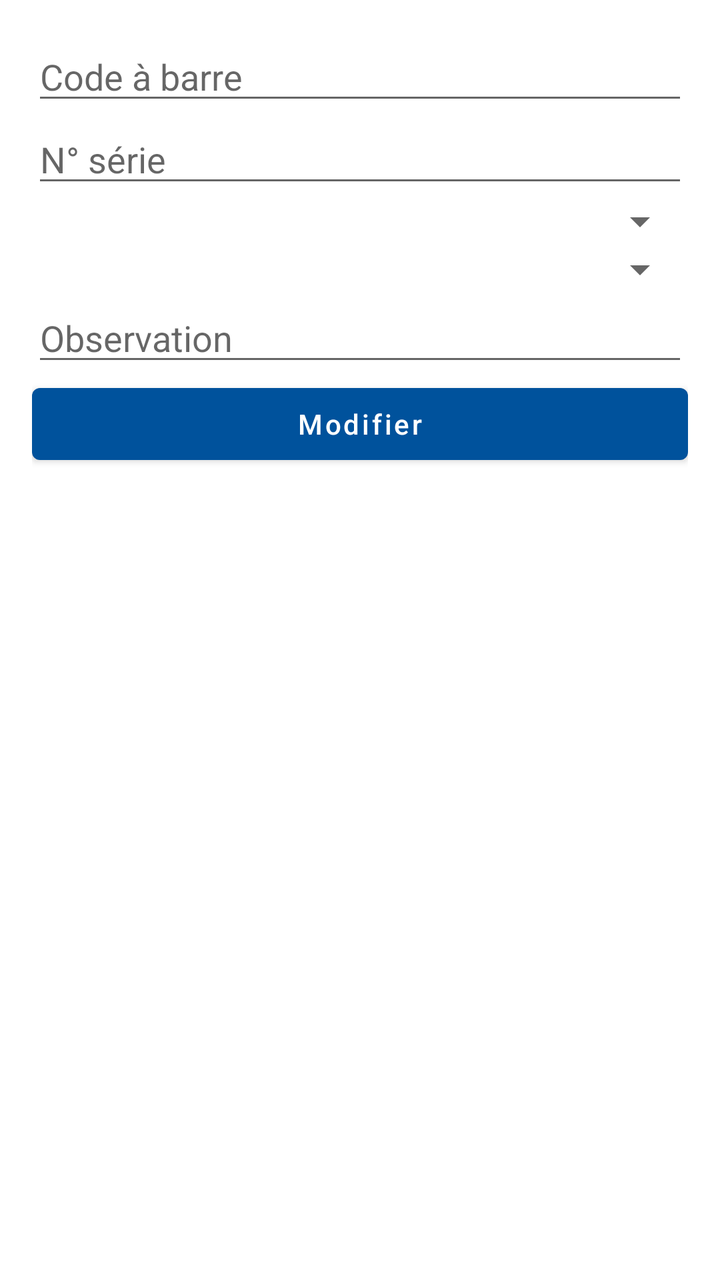
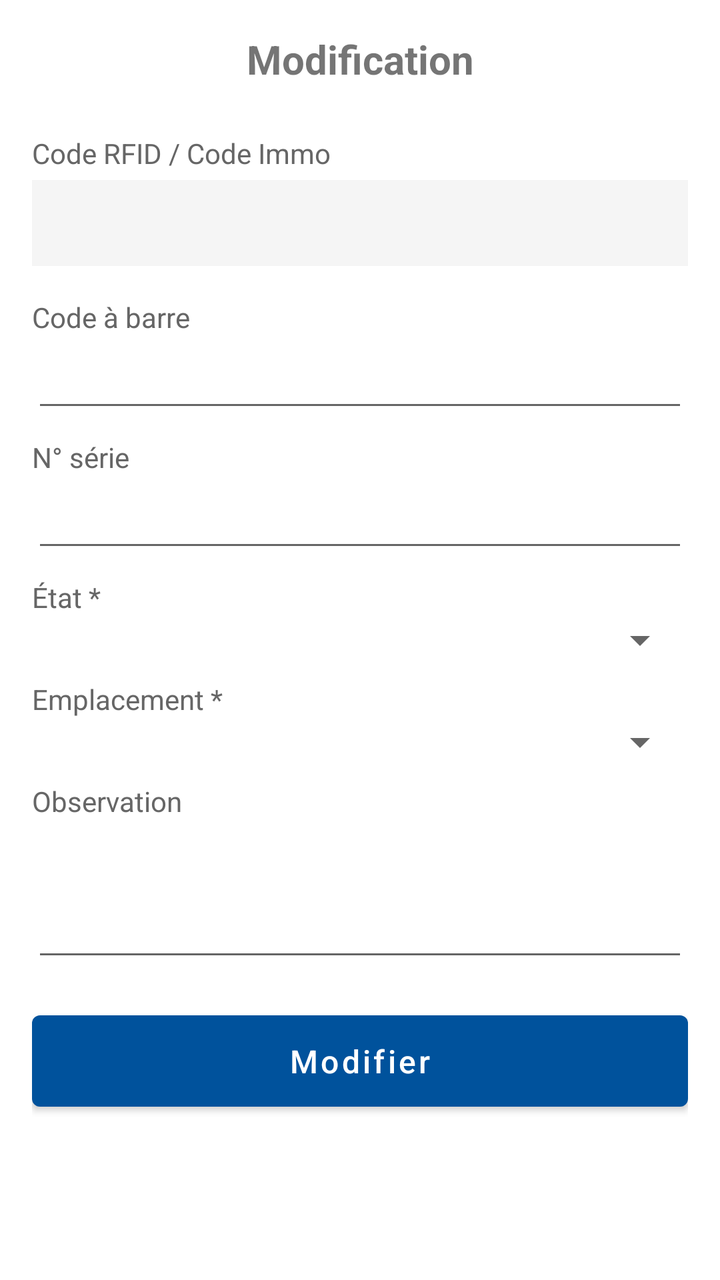

An Android layout rendered at two revisions. The XML below is the earlier revision; the diff shows what the commit changed to produce the second picture.
<!-- AndroidManifest.xml: application theme AppNewTheme -->
<!-- res/layout/fragment_edit_immo.xml -->
<LinearLayout xmlns:android="http://schemas.android.com/apk/res/android"
    android:layout_width="match_parent"
    android:layout_height="match_parent"
    android:orientation="vertical"
    android:padding="16dp">
    
    <EditText
        android:id="@+id/editTextCodeBarre"
        android:layout_width="match_parent"
        android:layout_height="wrap_content"
        android:hint="Code à barre"/>
    
    <EditText
        android:id="@+id/editTextNumSerie"
        android:layout_width="match_parent"
        android:layout_height="wrap_content"
        android:hint="N° série"/>
    
    <Spinner
        android:id="@+id/spinnerEtat"
        android:layout_width="match_parent"
        android:layout_height="wrap_content"/>
    
    <Spinner
        android:id="@+id/spinnerEmplacement"
        android:layout_width="match_parent"
        android:layout_height="wrap_content"/>
    
    <EditText
        android:id="@+id/editTextNote"
        android:layout_width="match_parent"
        android:layout_height="wrap_content"
        android:hint="Observation"
        android:inputType="textMultiLine"/>
    
    <Button
        android:id="@+id/buttonUpdate"
        android:layout_width="match_parent"
        android:layout_height="wrap_content"
        android:text="Modifier"/>
    
</LinearLayout>
<!-- resources referenced by this layout -->
<resources>
  <style name="AppNewTheme" parent="Theme.MaterialComponents.Light.NoActionBar">
          <item name="colorPrimary">@color/colorPrimary</item>
          <item name="colorPrimaryDark">@color/colorPrimaryDark</item>
          <item name="colorAccent">@color/colorPrimary</item>
          <item name="android:textAllCaps">false</item>
          <item name="windowActionBar">false</item>
          <item name="windowNoTitle">true</item>
          <item name="actionButtonStyle">@style/ActionButtonStyle</item>
          <item name="actionBarTabTextStyle">@style/ActionTabTextStyle</item>
      </style>
  <color name="colorPrimary">#00529c</color>
  <color name="colorPrimaryDark">#3F51B5</color>
  <style name="ActionButtonStyle">
          <item name="android:minWidth">0dp</item>
          <item name="android:paddingLeft">0dp</item>
          <item name="android:paddingRight">5dp</item>
      </style>
  <style name="ActionTabTextStyle">
          <item name="android:textAllCaps">false</item>
      </style>
</resources>

<!-- the commit's change to res/layout/fragment_edit_immo.xml (unified diff, before → after) -->
@@ -1,42 +1,138 @@
-<LinearLayout xmlns:android="http://schemas.android.com/apk/res/android"
+<?xml version="1.0" encoding="utf-8"?>
+<ScrollView xmlns:android="http://schemas.android.com/apk/res/android"
     android:layout_width="match_parent"
     android:layout_height="match_parent"
-    android:orientation="vertical"
-    android:padding="16dp">
-    
-    <EditText
-        android:id="@+id/editTextCodeBarre"
+    android:fillViewport="true">
+
+    <LinearLayout
         android:layout_width="match_parent"
         android:layout_height="wrap_content"
-        android:hint="Code à barre"/>
-    
-    <EditText
-        android:id="@+id/editTextNumSerie"
-        android:layout_width="match_parent"
-        android:layout_height="wrap_content"
-        android:hint="N° série"/>
-    
-    <Spinner
-        android:id="@+id/spinnerEtat"
-        android:layout_width="match_parent"
-        android:layout_height="wrap_content"/>
-    
-    <Spinner
-        android:id="@+id/spinnerEmplacement"
-        android:layout_width="match_parent"
-        android:layout_height="wrap_content"/>
-    
-    <EditText
-        android:id="@+id/editTextNote"
-        android:layout_width="match_parent"
-        android:layout_height="wrap_content"
-        android:hint="Observation"
-        android:inputType="textMultiLine"/>
-    
-    <Button
-        android:id="@+id/buttonUpdate"
-        android:layout_width="match_parent"
-        android:layout_height="wrap_content"
-        android:text="Modifier"/>
-    
-</LinearLayout>
+        android:orientation="vertical"
+        android:padding="16dp">
+
+        <TextView
+            android:layout_width="match_parent"
+            android:layout_height="wrap_content"
+            android:text="Modification"
+            android:textSize="20sp"
+            android:textStyle="bold"
+            android:gravity="center"
+            android:paddingBottom="16dp"/>
+
+        <TextView
+            android:layout_width="match_parent"
+            android:layout_height="wrap_content"
+            android:text="Code RFID / Code Immo"
+            android:textSize="14sp"
+            android:textColor="#666666"
+            android:layout_marginTop="8dp"/>
+
+        <TextView
+            android:id="@+id/textViewTag"
+            android:layout_width="match_parent"
+            android:layout_height="wrap_content"
+            android:text=""
+            android:textSize="14sp"
+            android:textStyle="bold"
+            android:padding="12dp"
+            android:background="#F5F5F5"
+            android:layout_marginTop="4dp"
+            android:layout_marginBottom="8dp"/>
+
+        <TextView
+            android:layout_width="match_parent"
+            android:layout_height="wrap_content"
+            android:text="Code à barre"
+            android:textSize="14sp"
+            android:textColor="#666666"
+            android:layout_marginTop="8dp"/>
+
+        <EditText
+            android:id="@+id/editTextCodeBarre"
+            android:layout_width="match_parent"
+            android:layout_height="wrap_content"
+            android:inputType="text"
+            android:padding="12dp"
+            android:textSize="14sp"/>
+
+        <TextView
+            android:layout_width="match_parent"
+            android:layout_height="wrap_content"
+            android:text="N° série"
+            android:textSize="14sp"
+            android:textColor="#666666"
+            android:layout_marginTop="8dp"/>
+
+        <EditText
+            android:id="@+id/editTextNumSerie"
+            android:layout_width="match_parent"
+            android:layout_height="wrap_content"
+            android:inputType="text"
+            android:padding="12dp"
+            android:textSize="14sp"/>
+
+        <TextView
+            android:layout_width="match_parent"
+            android:layout_height="wrap_content"
+            android:text="État *"
+            android:textSize="14sp"
+            android:textColor="#666666"
+            android:layout_marginTop="8dp"/>
+
+        <Spinner
+            android:id="@+id/spinnerEtat"
+            android:layout_width="match_parent"
+            android:layout_height="wrap_content"
+            android:padding="12dp"/>
+
+        <TextView
+            android:layout_width="match_parent"
+            android:layout_height="wrap_content"
+            android:text="Emplacement *"
+            android:textSize="14sp"
+            android:textColor="#666666"
+            android:layout_marginTop="8dp"/>
+
+        <Spinner
+            android:id="@+id/spinnerEmplacement"
+            android:layout_width="match_parent"
+            android:layout_height="wrap_content"
+            android:padding="12dp"/>
+
+        <TextView
+            android:layout_width="match_parent"
+            android:layout_height="wrap_content"
+            android:text="Observation"
+            android:textSize="14sp"
+            android:textColor="#666666"
+            android:layout_marginTop="8dp"/>
+
+        <EditText
+            android:id="@+id/editTextNote"
+            android:layout_width="match_parent"
+            android:layout_height="wrap_content"
+            android:inputType="textMultiLine"
+            android:minLines="3"
+            android:padding="12dp"
+            android:textSize="14sp"/>
+
+        <Button
+            android:id="@+id/buttonUpdate"
+            android:layout_width="match_parent"
+            android:layout_height="wrap_content"
+            android:text="Modifier"
+            android:layout_marginTop="16dp"
+            android:padding="12dp"
+            android:textSize="16sp"/>
+
+        <ProgressBar
+            android:id="@+id/progressBar"
+            style="?android:attr/progressBarStyle"
+            android:layout_width="wrap_content"
+            android:layout_height="wrap_content"
+            android:layout_gravity="center"
+            android:visibility="gone"
+            android:layout_marginTop="16dp"/>
+
+    </LinearLayout>
+</ScrollView>
